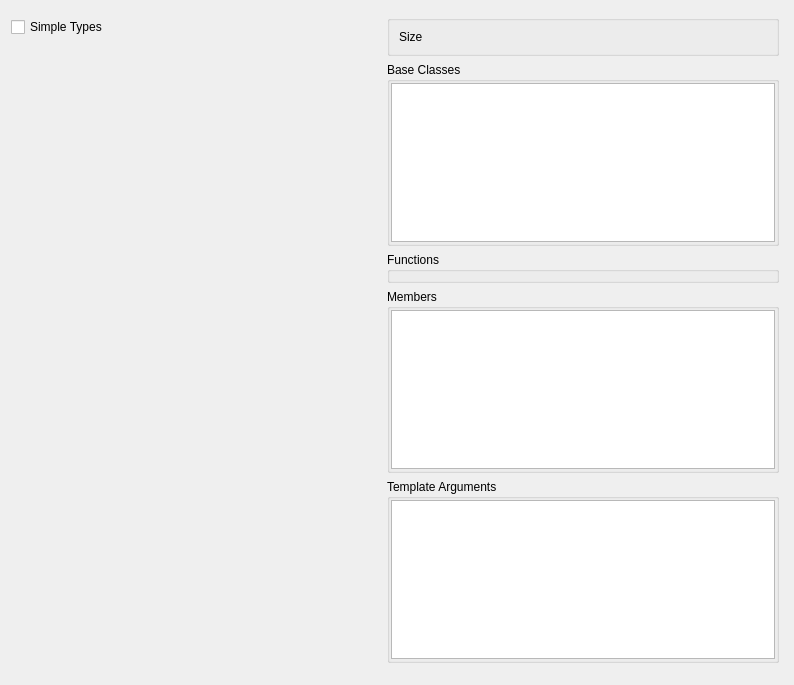
This is plugins/UI/forms/TypeEditor.ui in 0x55555555/debugify as Qt 5 draws it before an edit. The edited form follows.
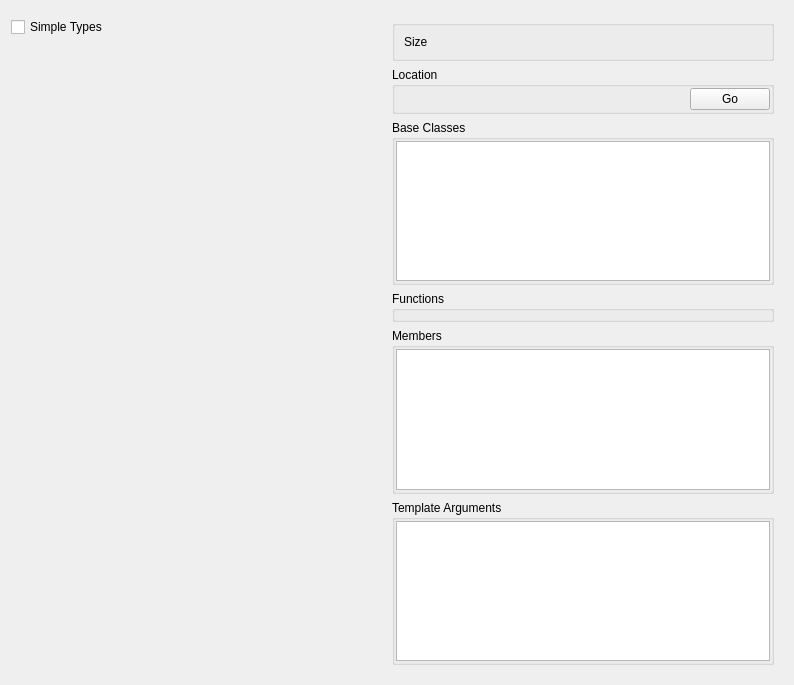
This is the edited form.

```diff
--- a/plugins/UI/forms/TypeEditor.ui
+++ b/plugins/UI/forms/TypeEditor.ui
@@ -80,18 +80,6 @@
       <enum>QFrame::Plain</enum>
      </property>
      <layout class="QVBoxLayout" name="verticalLayout">
-      <property name="leftMargin">
-       <number>4</number>
-      </property>
-      <property name="topMargin">
-       <number>4</number>
-      </property>
-      <property name="rightMargin">
-       <number>4</number>
-      </property>
-      <property name="bottomMargin">
-       <number>4</number>
-      </property>
       <item>
        <widget class="QGroupBox" name="typeAttributes">
         <property name="title">
@@ -121,6 +109,47 @@
         </layout>
        </widget>
       </item>
+      <item>
+       <widget class="QGroupBox" name="locationGroup">
+        <property name="title">
+         <string>Location</string>
+        </property>
+        <layout class="QHBoxLayout" name="horizontalLayout_3">
+         <property name="leftMargin">
+          <number>1</number>
+         </property>
+         <property name="topMargin">
+          <number>1</number>
+         </property>
+         <property name="rightMargin">
+          <number>1</number>
+         </property>
+         <property name="bottomMargin">
+          <number>1</number>
+         </property>
+         <item>
+          <widget class="QLabel" name="locationString">
+           <property name="text">
+            <string/>
+           </property>
+          </widget>
+         </item>
+         <item>
+          <widget class="QPushButton" name="goToLocation">
+           <property name="sizePolicy">
+            <sizepolicy hsizetype="Maximum" vsizetype="Fixed">
+             <horstretch>0</horstretch>
+             <verstretch>0</verstretch>
+            </sizepolicy>
+           </property>
+           <property name="text">
+            <string>Go</string>
+           </property>
+          </widget>
+         </item>
+        </layout>
+       </widget>
+      </item>
       <item>
        <widget class="QGroupBox" name="baseClassesGroup">
         <property name="title">
```
